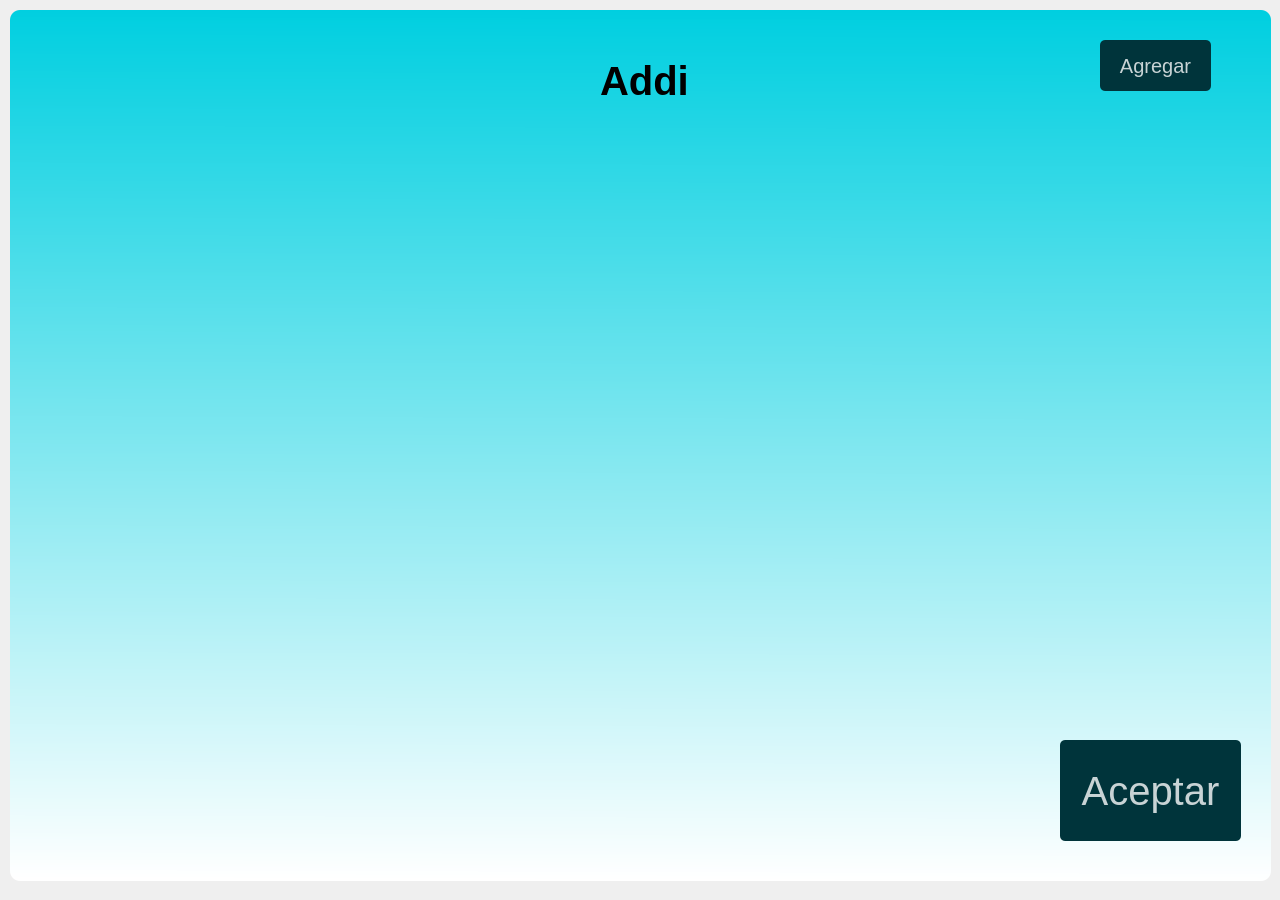
The window that ui/ihr.ui (daburneo1/addi) describes before a commit, drawn with Qt 5.
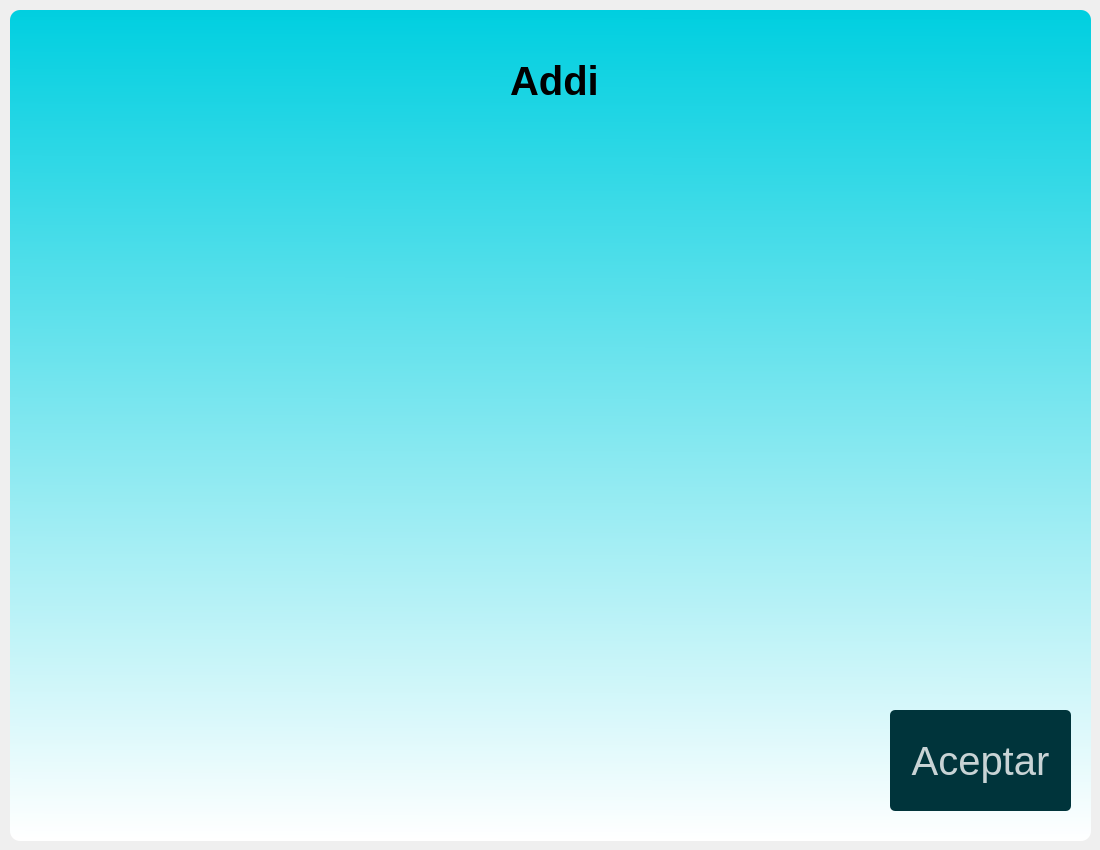
The same window after the commit.

Diff of the .ui file:
```diff
--- a/ui/ihr.ui
+++ b/ui/ihr.ui
@@ -6,20 +6,20 @@
    <rect>
     <x>0</x>
     <y>0</y>
-    <width>1280</width>
-    <height>900</height>
+    <width>1100</width>
+    <height>850</height>
    </rect>
   </property>
   <property name="minimumSize">
    <size>
-    <width>1280</width>
-    <height>900</height>
+    <width>1100</width>
+    <height>850</height>
    </size>
   </property>
   <property name="maximumSize">
    <size>
-    <width>1280</width>
-    <height>900</height>
+    <width>1100</width>
+    <height>850</height>
    </size>
   </property>
   <property name="windowTitle">
@@ -72,8 +72,8 @@
      <rect>
       <x>10</x>
       <y>0</y>
-      <width>1261</width>
-      <height>871</height>
+      <width>1081</width>
+      <height>831</height>
      </rect>
     </property>
     <property name="styleSheet">
@@ -89,8 +89,8 @@
    <widget class="QPushButton" name="pushButtonConfirmar">
     <property name="geometry">
      <rect>
-      <x>1060</x>
-      <y>730</y>
+      <x>890</x>
+      <y>700</y>
       <width>181</width>
       <height>101</height>
      </rect>
@@ -107,7 +107,7 @@
    <widget class="QLabel" name="label_4">
     <property name="geometry">
      <rect>
-      <x>600</x>
+      <x>510</x>
       <y>50</y>
       <width>91</width>
       <height>41</height>
@@ -127,8 +127,8 @@
    <widget class="QLabel" name="Emoji">
     <property name="geometry">
      <rect>
-      <x>370</x>
-      <y>80</y>
+      <x>410</x>
+      <y>160</y>
       <width>300</width>
       <height>300</height>
      </rect>
@@ -152,8 +152,8 @@
    <widget class="QLabel" name="labelRecordatorio">
     <property name="geometry">
      <rect>
-      <x>40</x>
-      <y>379</y>
+      <x>70</x>
+      <y>510</y>
       <width>951</width>
       <height>41</height>
      </rect>
```
